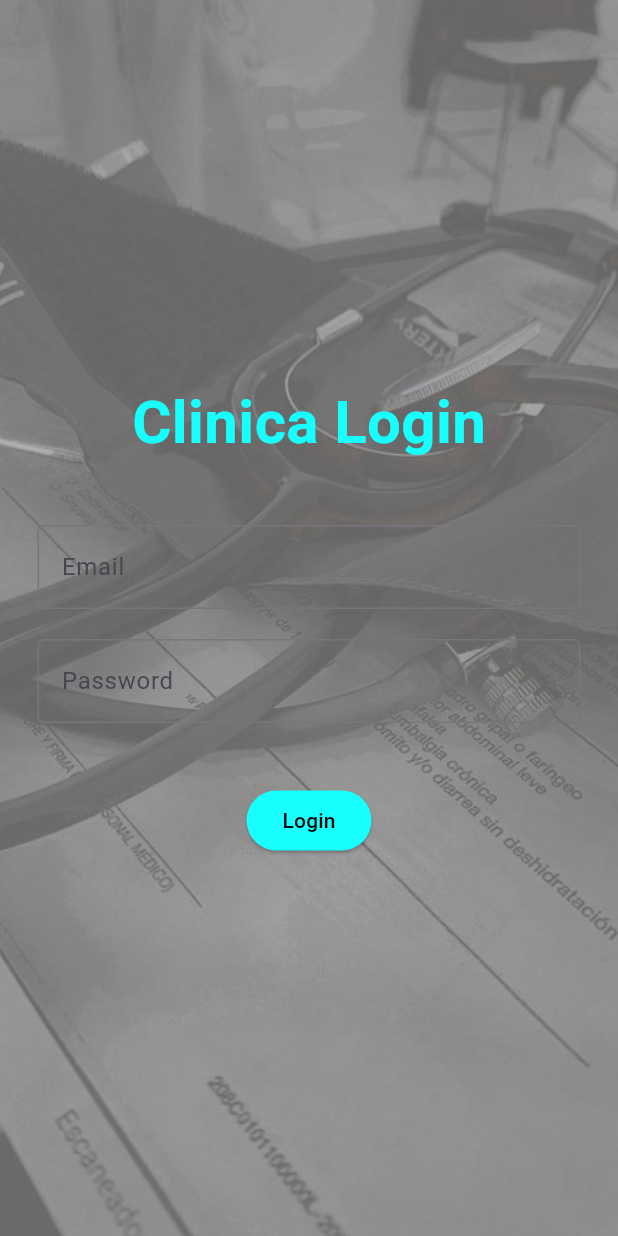
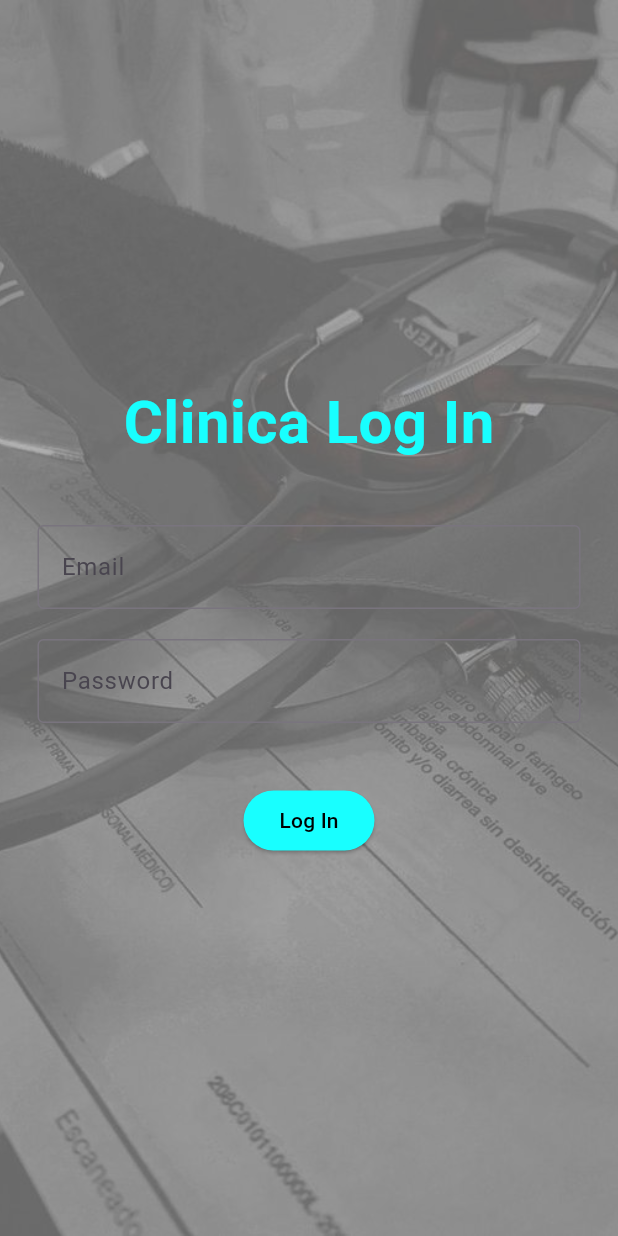
Before and after one commit to LyNNxMooon/Doctor-s-Clinica, a Flutter app: the screen it shows after launch, on a phone screen of 412 x 824 dp. Run offline on Flutter 3.47's test engine with Material 3 defaults, Android fonts, the phone set to English and light mode, and no system bars; our stand-ins replace animated_splash_screen, dio, google_nav_bar, page_transition, retrofit, shared_preferences; missing offline and left inert: qr_code_scanner; generated files the repository leaves out were written again.

Commit message:
Updated Login text

```diff
--- a/lib/constants/strings.dart
+++ b/lib/constants/strings.dart
@@ -8,7 +8,7 @@ const kBottomNaviItem2 = 'Scan';
 const kPatientScannerPageTitle = 'Scan QR for Patient';
 const kProfileText = "Profile";
 const kSettingText = 'Setting';
-const kLoginTitleText = "Login";
+const kLoginTitleText = "Log In";
 const kEmailTextFormText = 'Email';
 const kPasswordTextFormText = 'Password';
 const kPatientInfoText = "Patient Info";
```
